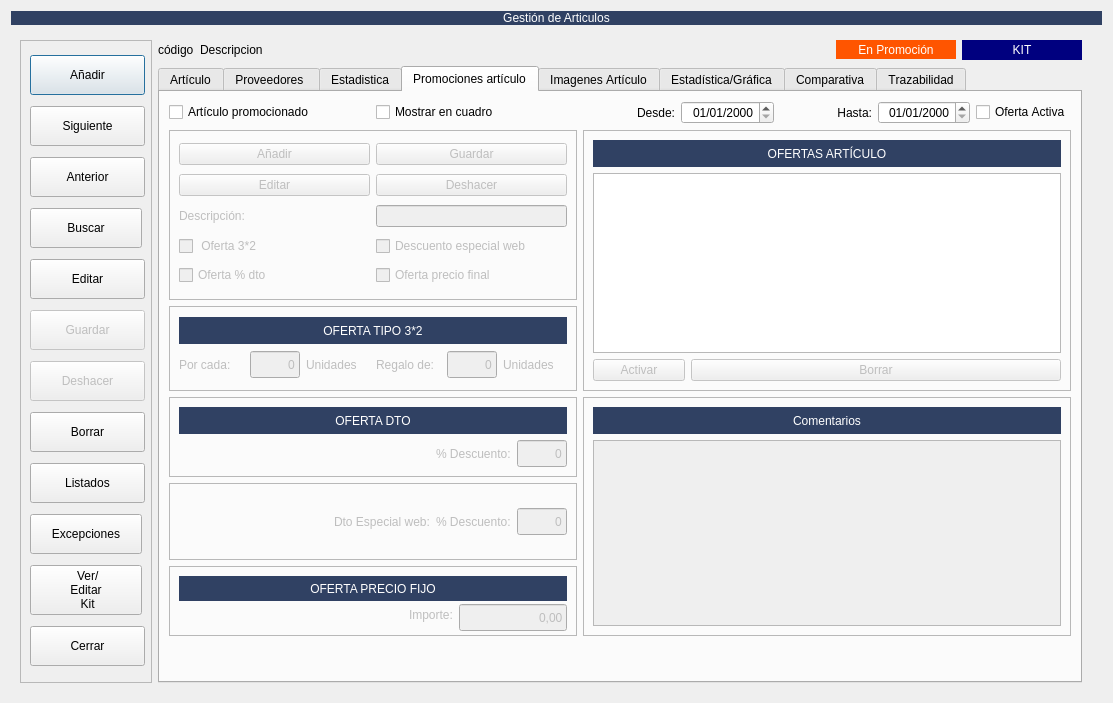
Before: the Qt Designer form Almacen/frmarticulos.ui in arcnexus/RedFoX, drawn with Qt 5.
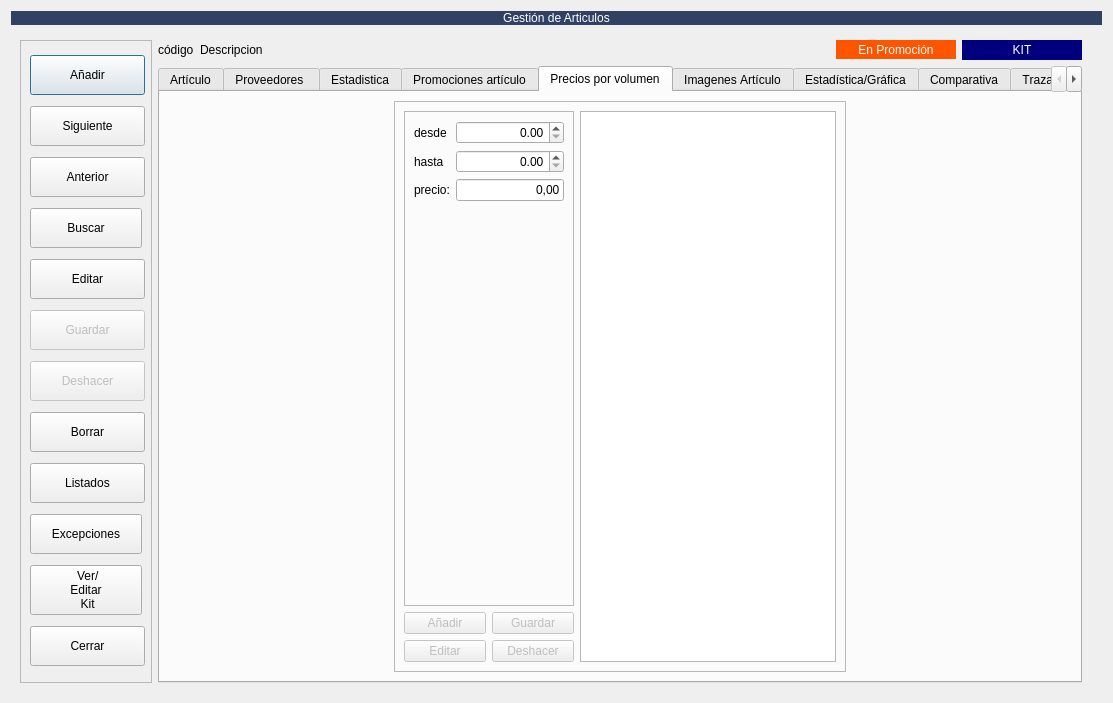
After: the same form once the commit is applied. The open tabs and pages were chosen to show the change. Icons and pictures are not drawn. Custom widgets are drawn as their Qt base class.

Commit message: pvp por volumen y fixes articulos

```diff
--- a/Almacen/frmarticulos.ui
+++ b/Almacen/frmarticulos.ui
@@ -454,7 +454,7 @@
           </font>
          </property>
          <property name="currentIndex">
-          <number>3</number>
+          <number>4</number>
          </property>
          <widget class="QWidget" name="tab_3">
           <property name="styleSheet">
@@ -2379,13 +2379,6 @@
              </property>
             </widget>
            </item>
-           <item row="0" column="6">
-            <widget class="QCheckBox" name="chkOfertaActiva">
-             <property name="text">
-              <string>Oferta Activa</string>
-             </property>
-            </widget>
-           </item>
            <item row="7" column="0">
             <spacer name="verticalSpacer_3">
              <property name="orientation">
@@ -2864,6 +2857,189 @@
            </item>
           </layout>
          </widget>
+         <widget class="QWidget" name="tab">
+          <attribute name="title">
+           <string>Precios por volumen</string>
+          </attribute>
+          <layout class="QGridLayout" name="gridLayout_40">
+           <item row="0" column="3">
+            <spacer name="horizontalSpacer_10">
+             <property name="orientation">
+              <enum>Qt::Horizontal</enum>
+             </property>
+             <property name="sizeHint" stdset="0">
+              <size>
+               <width>218</width>
+               <height>20</height>
+              </size>
+             </property>
+            </spacer>
+           </item>
+           <item row="0" column="0">
+            <spacer name="horizontalSpacer_6">
+             <property name="orientation">
+              <enum>Qt::Horizontal</enum>
+             </property>
+             <property name="sizeHint" stdset="0">
+              <size>
+               <width>218</width>
+               <height>20</height>
+              </size>
+             </property>
+            </spacer>
+           </item>
+           <item row="0" column="1" colspan="2">
+            <widget class="QFrame" name="frame_3">
+             <property name="frameShape">
+              <enum>QFrame::StyledPanel</enum>
+             </property>
+             <property name="frameShadow">
+              <enum>QFrame::Raised</enum>
+             </property>
+             <layout class="QGridLayout" name="gridLayout_41">
+              <item row="0" column="0" colspan="2">
+               <widget class="QFrame" name="frame_19">
+                <property name="frameShape">
+                 <enum>QFrame::StyledPanel</enum>
+                </property>
+                <property name="frameShadow">
+                 <enum>QFrame::Raised</enum>
+                </property>
+                <layout class="QGridLayout" name="gridLayout_32">
+                 <item row="0" column="0">
+                  <widget class="QLabel" name="label">
+                   <property name="text">
+                    <string>desde</string>
+                   </property>
+                  </widget>
+                 </item>
+                 <item row="2" column="0">
+                  <widget class="QLabel" name="label_38">
+                   <property name="text">
+                    <string>precio:</string>
+                   </property>
+                  </widget>
+                 </item>
+                 <item row="2" column="1">
+                  <widget class="QLineEdit" name="txtPrecio_volumen">
+                   <property name="text">
+                    <string>0,00</string>
+                   </property>
+                   <property name="alignment">
+                    <set>Qt::AlignRight|Qt::AlignTrailing|Qt::AlignVCenter</set>
+                   </property>
+                   <property name="readOnly">
+                    <bool>true</bool>
+                   </property>
+                  </widget>
+                 </item>
+                 <item row="1" column="0">
+                  <widget class="QLabel" name="label_17">
+                   <property name="text">
+                    <string>hasta</string>
+                   </property>
+                  </widget>
+                 </item>
+                 <item row="3" column="0">
+                  <spacer name="verticalSpacer_7">
+                   <property name="orientation">
+                    <enum>Qt::Vertical</enum>
+                   </property>
+                   <property name="sizeHint" stdset="0">
+                    <size>
+                     <width>20</width>
+                     <height>40</height>
+                    </size>
+                   </property>
+                  </spacer>
+                 </item>
+                 <item row="0" column="1">
+                  <widget class="QDoubleSpinBox" name="spinDesde">
+                   <property name="alignment">
+                    <set>Qt::AlignRight|Qt::AlignTrailing|Qt::AlignVCenter</set>
+                   </property>
+                   <property name="maximum">
+                    <double>999999.989999999990687</double>
+                   </property>
+                  </widget>
+                 </item>
+                 <item row="1" column="1">
+                  <widget class="QDoubleSpinBox" name="spinHasta">
+                   <property name="alignment">
+                    <set>Qt::AlignRight|Qt::AlignTrailing|Qt::AlignVCenter</set>
+                   </property>
+                   <property name="maximum">
+                    <double>999999.989999999990687</double>
+                   </property>
+                  </widget>
+                 </item>
+                </layout>
+               </widget>
+              </item>
+              <item row="0" column="2" rowspan="3">
+               <widget class="QTableView" name="tabla_volumenes"/>
+              </item>
+              <item row="1" column="0">
+               <widget class="QPushButton" name="btnAnadir_volumen">
+                <property name="enabled">
+                 <bool>false</bool>
+                </property>
+                <property name="text">
+                 <string>Añadir</string>
+                </property>
+                <property name="icon">
+                 <iconset resource="../maya.qrc">
+                  <normaloff>:/Icons/PNG/add.png</normaloff>:/Icons/PNG/add.png</iconset>
+                </property>
+               </widget>
+              </item>
+              <item row="1" column="1">
+               <widget class="QPushButton" name="btnGuardar_volumen">
+                <property name="enabled">
+                 <bool>false</bool>
+                </property>
+                <property name="text">
+                 <string>Guardar</string>
+                </property>
+                <property name="icon">
+                 <iconset resource="../maya.qrc">
+                  <normaloff>:/Icons/PNG/Save.png</normaloff>:/Icons/PNG/Save.png</iconset>
+                </property>
+               </widget>
+              </item>
+              <item row="2" column="0">
+               <widget class="QPushButton" name="btnEditar_volumen">
+                <property name="enabled">
+                 <bool>false</bool>
+                </property>
+                <property name="text">
+                 <string>Editar</string>
+                </property>
+                <property name="icon">
+                 <iconset resource="../maya.qrc">
+                  <normaloff>:/Icons/PNG/edit.png</normaloff>:/Icons/PNG/edit.png</iconset>
+                </property>
+               </widget>
+              </item>
+              <item row="2" column="1">
+               <widget class="QPushButton" name="btnDeshacer_volumen">
+                <property name="enabled">
+                 <bool>false</bool>
+                </property>
+                <property name="text">
+                 <string>Deshacer</string>
+                </property>
+                <property name="icon">
+                 <iconset resource="../maya.qrc">
+                  <normaloff>:/Icons/PNG/undo.png</normaloff>:/Icons/PNG/undo.png</iconset>
+                </property>
+               </widget>
+              </item>
+             </layout>
+            </widget>
+           </item>
+          </layout>
+         </widget>
          <widget class="QWidget" name="tab_7">
           <attribute name="title">
            <string>Imagenes Artículo</string>
```
Left out of the diff: 225 changed lines with no effect on the pictures. The commit also changes 5 other files.
